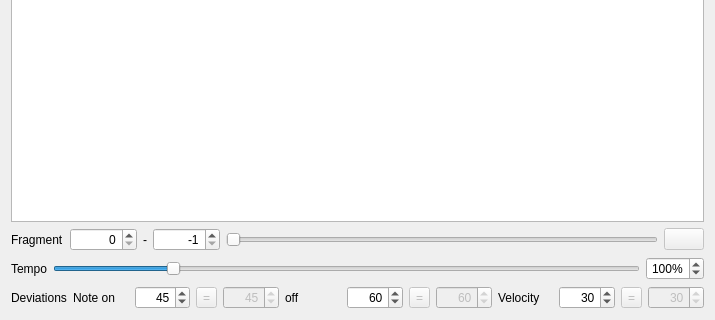
slobodsky/mutra, file app/forms/exercise_settings.ui: the form before one commit; both pictures show x 0 to 715 and y 153 to 473 of the 715 by 473 pixel window.
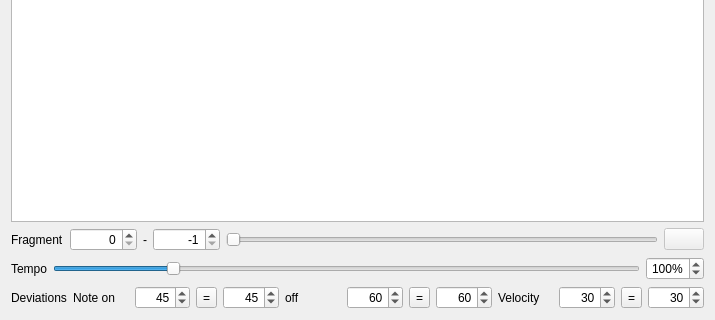
The form after the commit. Icons and pictures are not drawn.

What changed in the file:
```diff
--- a/app/forms/exercise_settings.ui
+++ b/app/forms/exercise_settings.ui
@@ -186,7 +186,7 @@
      <item>
       <widget class="QToolButton" name="NoteOnSame">
        <property name="enabled">
-        <bool>false</bool>
+        <bool>true</bool>
        </property>
        <property name="text">
         <string>=</string>
@@ -202,7 +202,7 @@
      <item>
       <widget class="QSpinBox" name="NoteOnHigh">
        <property name="enabled">
-        <bool>false</bool>
+        <bool>true</bool>
        </property>
        <property name="alignment">
         <set>Qt::AlignRight|Qt::AlignTrailing|Qt::AlignVCenter</set>
@@ -238,7 +238,7 @@
      <item>
       <widget class="QToolButton" name="NoteOffSame">
        <property name="enabled">
-        <bool>false</bool>
+        <bool>true</bool>
        </property>
        <property name="text">
         <string>=</string>
@@ -254,7 +254,7 @@
      <item>
       <widget class="QSpinBox" name="NoteOffHigh">
        <property name="enabled">
-        <bool>false</bool>
+        <bool>true</bool>
        </property>
        <property name="alignment">
         <set>Qt::AlignRight|Qt::AlignTrailing|Qt::AlignVCenter</set>
@@ -290,7 +290,7 @@
      <item>
       <widget class="QToolButton" name="VelocitySame">
        <property name="enabled">
-        <bool>false</bool>
+        <bool>true</bool>
        </property>
        <property name="text">
         <string>=</string>
@@ -306,7 +306,7 @@
      <item>
       <widget class="QSpinBox" name="VelocityHigh">
        <property name="enabled">
-        <bool>false</bool>
+        <bool>true</bool>
        </property>
        <property name="alignment">
         <set>Qt::AlignRight|Qt::AlignTrailing|Qt::AlignVCenter</set>
```
